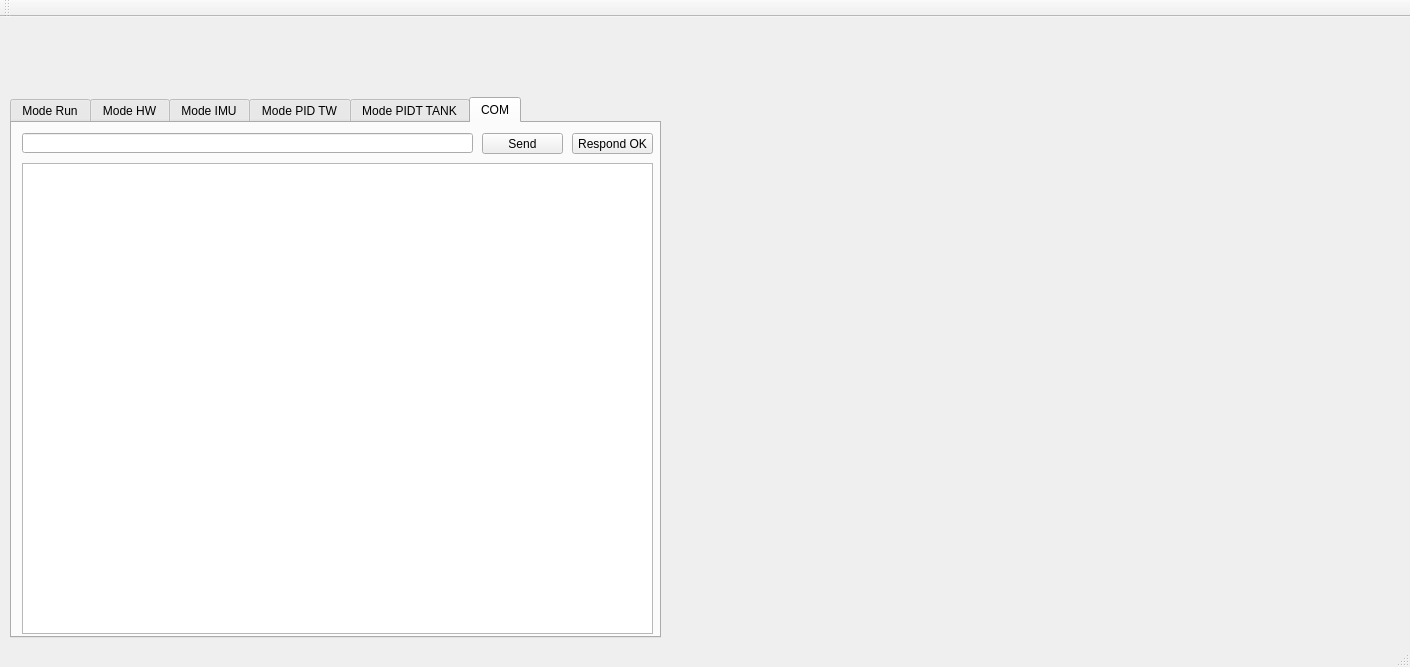
Above: Software/GCSQt/mainwindow.ui from VincentOkala/2WheelsRobot before the change. Below: the same form after it.
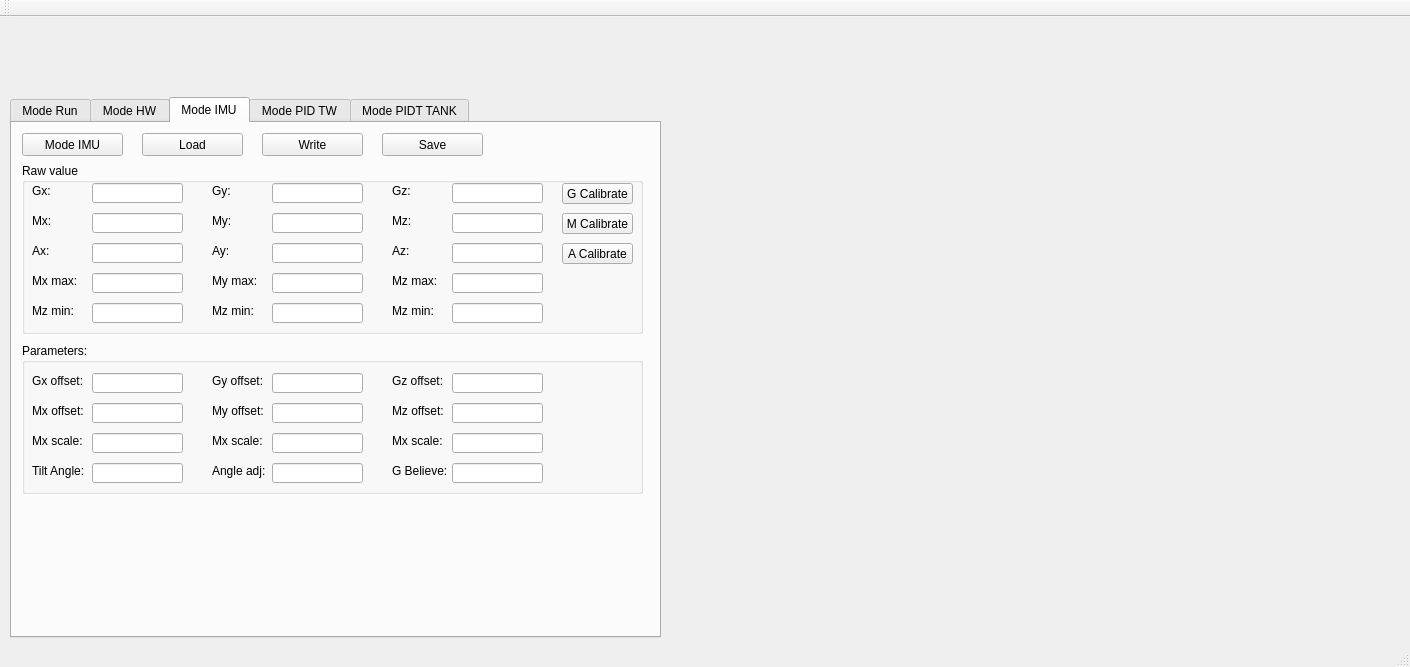
That is the form after the change. The open tabs and pages were chosen to show the change. Custom widgets are drawn as their Qt base class.

Diff of the .ui file:
```diff
--- a/Software/GCSQt/mainwindow.ui
+++ b/Software/GCSQt/mainwindow.ui
@@ -3173,57 +3173,6 @@
       </widget>
      </widget>
     </widget>
-    <widget class="QWidget" name="com">
-     <attribute name="title">
-      <string>COM</string>
-     </attribute>
-     <widget class="QLineEdit" name="tbSend">
-      <property name="geometry">
-       <rect>
-        <x>10</x>
-        <y>10</y>
-        <width>451</width>
-        <height>20</height>
-       </rect>
-      </property>
-     </widget>
-     <widget class="QPushButton" name="btnSend">
-      <property name="geometry">
-       <rect>
-        <x>470</x>
-        <y>10</y>
-        <width>81</width>
-        <height>21</height>
-       </rect>
-      </property>
-      <property name="text">
-       <string>Send</string>
-      </property>
-     </widget>
-     <widget class="QPlainTextEdit" name="tbReceive">
-      <property name="geometry">
-       <rect>
-        <x>10</x>
-        <y>40</y>
-        <width>631</width>
-        <height>471</height>
-       </rect>
-      </property>
-     </widget>
-     <widget class="QPushButton" name="btn_respond_ok">
-      <property name="geometry">
-       <rect>
-        <x>560</x>
-        <y>10</y>
-        <width>81</width>
-        <height>21</height>
-       </rect>
-      </property>
-      <property name="text">
-       <string>Respond OK</string>
-      </property>
-     </widget>
-    </widget>
    </widget>
    <widget class="QCustomPlot" name="plot_0" native="true">
     <property name="geometry">
```
Left out of the diff: 2 changed lines with no effect on the pictures.
